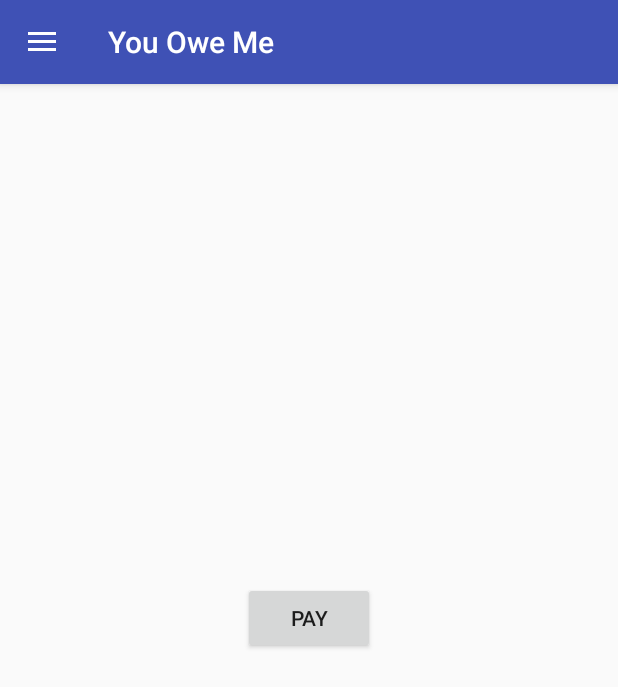
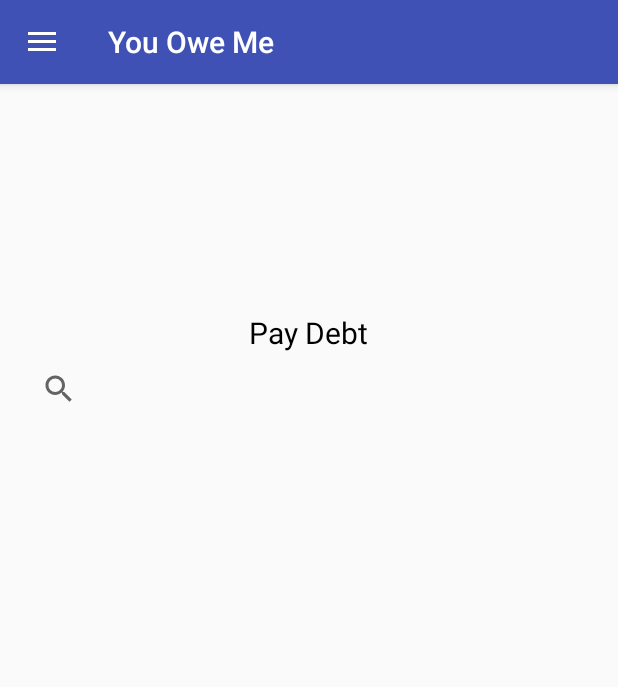
Before and after one commit to mdavison-cc/Mobile01, an Android app: the screen it shows after launch (MainActivity), in the side drawer, after a tap on "Pay Debt", on a phone screen of 412 x 824 dp. Shown: the top 687 px of the screen. Run offline under Robolectric (Android 15) with nearby library versions, the phone set to English and light mode, and no system bars.

Commit message:
2/5/2016
Added view debtors capabilities
added gson and debtor objects

```diff
--- a/Prog3150_Assignment1/Prog3150_Assignment1/Prog3150_Assignment1/app/build.gradle
+++ b/Prog3150_Assignment1/Prog3150_Assignment1/Prog3150_Assignment1/app/build.gradle
@@ -25,4 +25,5 @@ dependencies {
     compile 'com.android.support:appcompat-v7:23.1.1'
     compile 'com.android.support:design:23.1.1'
     compile 'com.android.support:support-v4:23.1.1'
+    compile 'com.google.code.gson:gson:2.5'
 }
--- a/Prog3150_Assignment1/Prog3150_Assignment1/Prog3150_Assignment1/app/src/main/java/com/example/administrator/prog3150_assignment1/AddFragment.java
+++ b/Prog3150_Assignment1/Prog3150_Assignment1/Prog3150_Assignment1/app/src/main/java/com/example/administrator/prog3150_assignment1/AddFragment.java
@@ -73,7 +73,7 @@ public class AddFragment extends Fragment  {
                 email = EditEmail.getText().toString();
                 amount = EditAmount.getText().toString();
 
-                if((firstName != "")&(lastName != "")&(number != "")&(email != "")&(amount != ""))
+                if((firstName != " ")&&(lastName != " ")&&(number != " ")&&(email != " ")&&(amount != " "))
                 {
                     try{
                         ((AddFragmentInterface) activity).OnAddDebtor(firstName, lastName, number, email, amount, theYear, theMonth, theDay);
--- a/Prog3150_Assignment1/Prog3150_Assignment1/Prog3150_Assignment1/app/src/main/java/com/example/administrator/prog3150_assignment1/MainActivity.java
+++ b/Prog3150_Assignment1/Prog3150_Assignment1/Prog3150_Assignment1/app/src/main/java/com/example/administrator/prog3150_assignment1/MainActivity.java
@@ -22,6 +22,12 @@ import android.widget.DatePicker;
 import android.widget.ImageView;
 import android.widget.Toast;
 
+import com.google.gson.Gson;
+
+import java.sql.Connection;
+import java.util.HashSet;
+import java.util.Set;
+
 public class MainActivity extends AppCompatActivity
         implements NavigationView.OnNavigationItemSelectedListener, AddFragment.AddFragmentInterface {
 
@@ -32,6 +38,7 @@ public class MainActivity extends AppCompatActivity
     Button dateDialogButton;
     int dateDialogId = 0;
     int theYear, theMonth, theDay;
+    int key = 0;
 
     @Override
     protected void onCreate(Bundle savedInstanceState) {
@@ -141,6 +148,30 @@ public class MainActivity extends AppCompatActivity
     @Override
     public void OnAddDebtor(String firstName, String lastName, String number, String email, String amount, int year, int month, int day) {
         Toast.makeText(MainActivity.this, firstName + " " + lastName + " " + number + " " + email + " " +  amount, Toast.LENGTH_SHORT).show();
+        key++;
+
+        SharedPreferences.Editor edit = data.edit();
+
+        String Date = Integer.toString(year) + Integer.toString(month) + Integer.toString(day);
+        Debtor debtor = new Debtor(firstName, lastName, number, email, Date, amount);
+        Gson gson = new Gson();
+        edit.putString(Integer.toString(key), gson.toJson(debtor));
+        edit.commit();
+
+
+
 
     }
+
+
+    public SharedPreferences GetData()
+    {
+        return data;
+    }
+
+
+    public int GetKey()
+    {
+        return key;
+    }
 }
--- a/Prog3150_Assignment1/Prog3150_Assignment1/Prog3150_Assignment1/app/src/main/java/com/example/administrator/prog3150_assignment1/ViewFragment.java
+++ b/Prog3150_Assignment1/Prog3150_Assignment1/Prog3150_Assignment1/app/src/main/java/com/example/administrator/prog3150_assignment1/ViewFragment.java
@@ -1,11 +1,23 @@
 package com.example.administrator.prog3150_assignment1;
 
 
+import android.app.Activity;
+import android.content.SharedPreferences;
 import android.os.Bundle;
 import android.support.v4.app.Fragment;
 import android.view.LayoutInflater;
 import android.view.View;
 import android.view.ViewGroup;
+import android.widget.LinearLayout;
+import android.widget.RelativeLayout;
+import android.widget.TextView;
+
+import com.google.gson.Gson;
+
+import java.util.HashSet;
+import java.util.Iterator;
+import java.util.Map;
+import java.util.Set;
 
 
 /**
@@ -13,6 +25,9 @@ import android.view.ViewGroup;
  */
 public class ViewFragment extends Fragment {
 
+    View v;
+    SharedPreferences data;
+    int key;
 
     public ViewFragment() {
         // Required empty public constructor
@@ -23,7 +38,55 @@ public class ViewFragment extends Fragment {
     public View onCreateView(LayoutInflater inflater, ViewGroup container,
                              Bundle savedInstanceState) {
         // Inflate the layout for this fragment
-        return inflater.inflate(R.layout.fragment_view, container, false);
+        v = inflater.inflate(R.layout.fragment_view, container, false);
+
+        MainActivity activity = (MainActivity) getActivity();
+        data = activity.GetData();
+        key = activity.GetKey();
+
+
+        for (int i = key; i > 0; i--)
+        {
+
+            Gson gson = new Gson();
+            String json = data.getString(Integer.toString(i), "");
+            Debtor cur = gson.fromJson(json, Debtor.class);
+
+            LinearLayout linearLayout = (LinearLayout) v.findViewById(R.id.view);
+
+
+            TextView t1 = new TextView(getContext());
+            t1.setText(cur.Firstname);
+            t1.setPadding(5, 20, 0, 0);
+            linearLayout.addView(t1);
+
+            TextView t2 = new TextView(getContext());
+            t2.setText(cur.Lastname);
+            t2.setPadding(5, 20, 0, 0);
+            linearLayout.addView(t2);
+
+            TextView t3 = new TextView(getContext());
+            t3.setText(cur.Number);
+            t3.setPadding(5, 20, 0, 0);
+            linearLayout.addView(t3);
+
+            TextView t4 = new TextView(getContext());
+            t4.setText(cur.Email);
+            t4.setPadding(5, 20, 0, 0);
+            linearLayout.addView(t4);
+
+            TextView t5 = new TextView(getContext());
+            t5.setText(cur.Date);
+            t5.setPadding(5, 20, 0, 0);
+            linearLayout.addView(t5);
+
+            TextView t6 = new TextView(getContext());
+            t6.setText(cur.Amount);
+            t6.setPadding(5, 20, 0, 0);
+            linearLayout.addView(t6);
+
+        }
+        return v;
     }
 
 }
--- a/Prog3150_Assignment1/Prog3150_Assignment1/Prog3150_Assignment1/app/src/main/res/layout/fragment_pay.xml
+++ b/Prog3150_Assignment1/Prog3150_Assignment1/Prog3150_Assignment1/app/src/main/res/layout/fragment_pay.xml
@@ -5,16 +5,37 @@
     tools:context="com.example.administrator.prog3150_assignment1.PayFragment">
 
     <!-- TODO: Update blank fragment layout -->
-    <TextView
+
+
+    <RelativeLayout
         android:layout_width="match_parent"
-        android:layout_height="match_parent"
-        android:text="PAY" />
+        android:layout_height="408dp"
+        android:layout_gravity="center">
 
-    <Button
-        android:layout_width="wrap_content"
-        android:layout_height="wrap_content"
-        android:text="PAY"
-        android:id="@+id/button2"
-        android:layout_gravity="center" />
+        <TextView
+            android:layout_width="wrap_content"
+            android:layout_height="wrap_content"
+            android:text="@string/PayDebtorsView"
+            android:id="@+id/textView"
+            android:layout_alignParentTop="true"
+            android:layout_centerHorizontal="true"
+            style="@style/DefaultTextView" />
 
+        <SearchView
+            android:layout_width="wrap_content"
+            android:layout_height="wrap_content"
+            android:layout_marginLeft="15dp"
+            android:id="@+id/searchView"
+            android:layout_below="@+id/textView"
+            android:layout_alignParentStart="true"
+            android:queryHint="@string/SearchViewHint"
+            style="@style/DefaultTextView" />
+
+        <LinearLayout
+            android:orientation="vertical"
+            android:layout_width="match_parent"
+            android:layout_height="match_parent"
+            android:layout_centerHorizontal="true"
+            android:layout_below="@+id/searchView"></LinearLayout>
+    </RelativeLayout>
 </FrameLayout>
--- a/Prog3150_Assignment1/Prog3150_Assignment1/Prog3150_Assignment1/app/src/main/res/values/strings.xml
+++ b/Prog3150_Assignment1/Prog3150_Assignment1/Prog3150_Assignment1/app/src/main/res/values/strings.xml
@@ -16,4 +16,6 @@
     <string name="AddDateView">Pick Pay Date</string>
     <string name="AddPaymentAmountView">Amount Owed</string>
     <string name="AddDebtorView">Add Debtor</string>
+    <string name="PayDebtorsView">Pay Debt</string>
+    <string name="SearchViewHint">Firstname and Lastname</string>
 </resources>
```
Also changed, not shown: Prog3150_Assignment1/Prog3150_Assignment1/Prog3150_Assignment1/app/src/main/java/com/example/administrator/prog3150_assignment1/Debtor.java (added, +19 -0 lines), Prog3150_Assignment1/Prog3150_Assignment1/Prog3150_Assignment1/app/src/main/res/layout/fragment_view.xml (+7 -10 lines).
